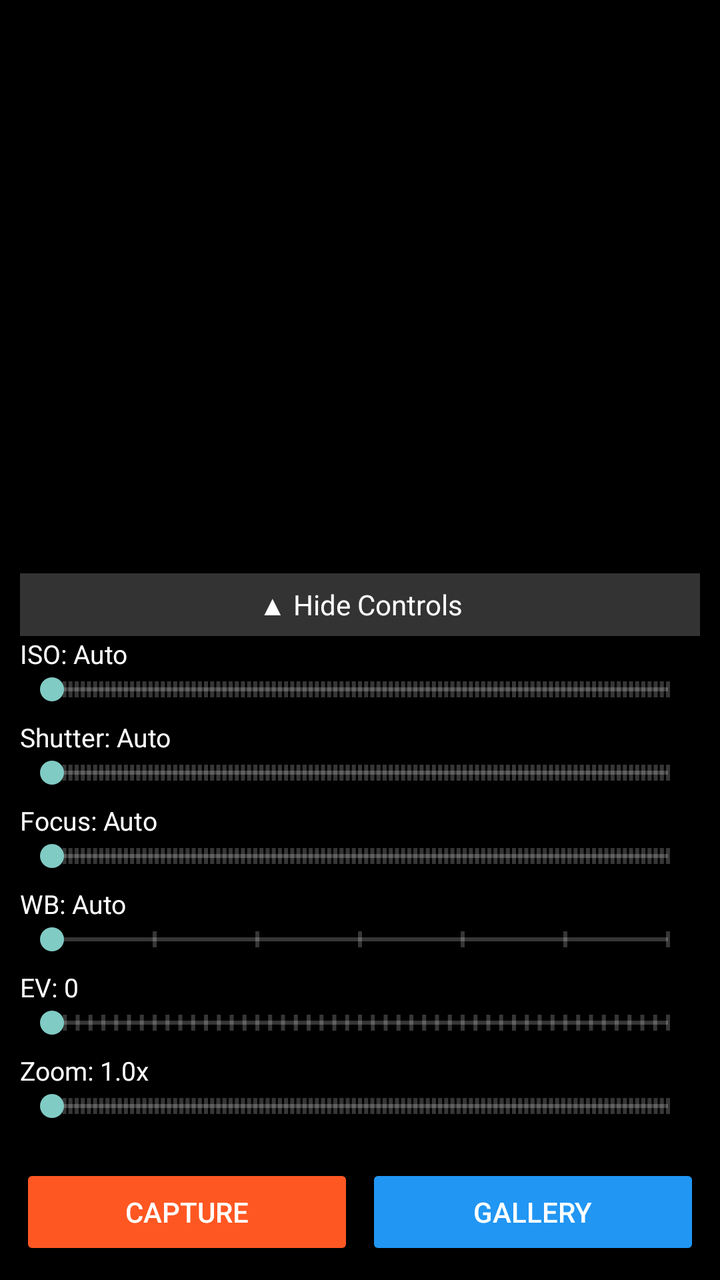
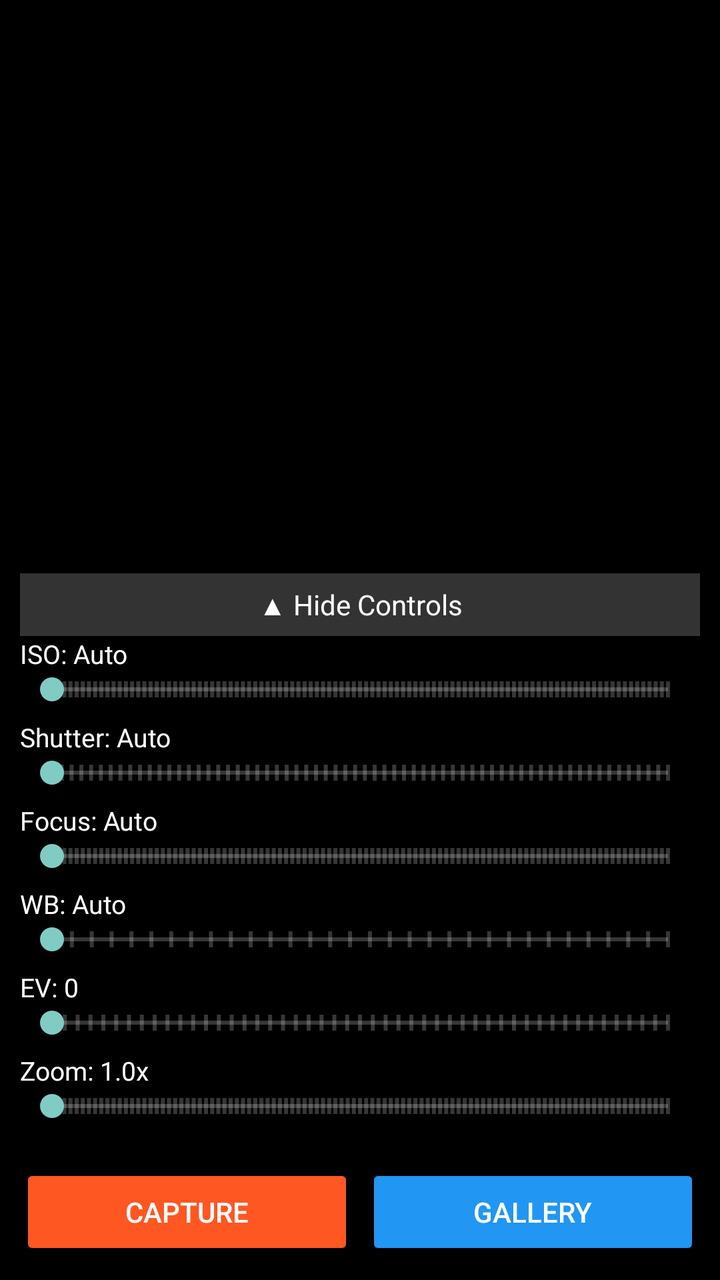

Before-and-after screenshots of an Android layout around one commit, followed by the original layout XML and the change that was made.
<!-- AndroidManifest.xml: activity theme Theme.AppCompat.NoActionBar -->
<!-- res/layout/activity_main.xml -->
<?xml version="1.0" encoding="utf-8"?>
<androidx.constraintlayout.widget.ConstraintLayout 
    xmlns:android="http://schemas.android.com/apk/res/android"
    xmlns:app="http://schemas.android.com/apk/res-auto"
    android:layout_width="match_parent"
    android:layout_height="match_parent"
    android:background="#000000">

    <TextureView
        android:id="@+id/textureView"
        android:layout_width="0dp"
        android:layout_height="0dp"
        app:layout_constraintTop_toTopOf="parent"
        app:layout_constraintBottom_toTopOf="@+id/bottomBar"
        app:layout_constraintStart_toStartOf="parent"
        app:layout_constraintEnd_toEndOf="parent" />

    <LinearLayout
        android:id="@+id/controlsLayout"
        android:layout_width="match_parent"
        android:layout_height="wrap_content"
        android:orientation="vertical"
        android:padding="10dp"
        android:background="#CC000000"
        app:layout_constraintBottom_toTopOf="@+id/bottomBar">

        <TextView
            android:id="@+id/toggleControls"
            android:layout_width="match_parent"
            android:layout_height="wrap_content"
            android:text="▲ Hide Controls"
            android:textColor="#FFFFFF"
            android:textSize="14sp"
            android:gravity="center"
            android:padding="6dp"
            android:background="#33FFFFFF" />

        <LinearLayout
            android:id="@+id/seekBarsContainer"
            android:layout_width="match_parent"
            android:layout_height="wrap_content"
            android:orientation="vertical">

            <TextView android:id="@+id/isoLabel" android:layout_width="wrap_content" android:layout_height="wrap_content" android:text="ISO: Auto" android:textColor="#FFFFFF" android:textSize="13sp" />
            <SeekBar android:id="@+id/isoSeekBar" android:layout_width="match_parent" android:layout_height="wrap_content" android:max="100" android:tickMark="@drawable/tick_mark" android:tickMarkTint="#88FFFFFF" />

            <TextView android:id="@+id/shutterLabel" android:layout_width="wrap_content" android:layout_height="wrap_content" android:text="Shutter: Auto" android:textColor="#FFFFFF" android:textSize="13sp" android:layout_marginTop="6dp" />
            <SeekBar android:id="@+id/shutterSeekBar" android:layout_width="match_parent" android:layout_height="wrap_content" android:max="100" android:tickMark="@drawable/tick_mark" android:tickMarkTint="#88FFFFFF" />

            <TextView android:id="@+id/focusLabel" android:layout_width="wrap_content" android:layout_height="wrap_content" android:text="Focus: Auto" android:textColor="#FFFFFF" android:textSize="13sp" android:layout_marginTop="6dp" />
            <SeekBar android:id="@+id/focusSeekBar" android:layout_width="match_parent" android:layout_height="wrap_content" android:max="100" android:tickMark="@drawable/tick_mark" android:tickMarkTint="#88FFFFFF" />

            <TextView android:id="@+id/wbLabel" android:layout_width="wrap_content" android:layout_height="wrap_content" android:text="WB: Auto" android:textColor="#FFFFFF" android:textSize="13sp" android:layout_marginTop="6dp" />
            <SeekBar android:id="@+id/wbSeekBar" android:layout_width="match_parent" android:layout_height="wrap_content" android:max="6" android:tickMark="@drawable/tick_mark" android:tickMarkTint="#88FFFFFF" />

            <TextView android:id="@+id/evLabel" android:layout_width="wrap_content" android:layout_height="wrap_content" android:text="EV: 0" android:textColor="#FFFFFF" android:textSize="13sp" android:layout_marginTop="6dp" />
            <SeekBar android:id="@+id/evSeekBar" android:layout_width="match_parent" android:layout_height="wrap_content" android:max="48" android:tickMark="@drawable/tick_mark" android:tickMarkTint="#88FFFFFF" />

            <TextView android:id="@+id/zoomLabel" android:layout_width="wrap_content" android:layout_height="wrap_content" android:text="Zoom: 1.0x" android:textColor="#FFFFFF" android:textSize="13sp" android:layout_marginTop="6dp" />
            <SeekBar android:id="@+id/zoomSeekBar" android:layout_width="match_parent" android:layout_height="wrap_content" android:max="100" android:tickMark="@drawable/tick_mark" android:tickMarkTint="#88FFFFFF" />

        </LinearLayout>
    </LinearLayout>

    <LinearLayout
        android:id="@+id/bottomBar"
        android:layout_width="match_parent"
        android:layout_height="wrap_content"
        android:orientation="horizontal"
        android:padding="10dp"
        android:background="#CC000000"
        app:layout_constraintBottom_toBottomOf="parent">

        <Button
            android:id="@+id/captureButton"
            android:layout_width="0dp"
            android:layout_height="wrap_content"
            android:layout_weight="1"
            android:text="CAPTURE"
            android:backgroundTint="#FF5722"
            android:textColor="#FFFFFF"
            android:layout_marginEnd="6dp" />

        <Button
            android:id="@+id/galleryButton"
            android:layout_width="0dp"
            android:layout_height="wrap_content"
            android:layout_weight="1"
            android:text="GALLERY"
            android:backgroundTint="#2196F3"
            android:textColor="#FFFFFF" />
    </LinearLayout>

</androidx.constraintlayout.widget.ConstraintLayout>
<!-- resources referenced by this layout -->
<resources>
  <!-- drawable tick_mark (drawable) -->
  <?xml version="1.0" encoding="utf-8"?>
  <shape xmlns:android="http://schemas.android.com/apk/res/android"
      android:shape="rectangle">
      <solid android:color="#66FFFFFF" />
      <size
          android:width="2dp"
          android:height="8dp" />
  </shape>
</resources>

<!-- the commit's change to res/layout/activity_main.xml (unified diff, before → after) -->
@@ -45,13 +45,13 @@
             <SeekBar android:id="@+id/isoSeekBar" android:layout_width="match_parent" android:layout_height="wrap_content" android:max="100" android:tickMark="@drawable/tick_mark" android:tickMarkTint="#88FFFFFF" />
 
             <TextView android:id="@+id/shutterLabel" android:layout_width="wrap_content" android:layout_height="wrap_content" android:text="Shutter: Auto" android:textColor="#FFFFFF" android:textSize="13sp" android:layout_marginTop="6dp" />
-            <SeekBar android:id="@+id/shutterSeekBar" android:layout_width="match_parent" android:layout_height="wrap_content" android:max="100" android:tickMark="@drawable/tick_mark" android:tickMarkTint="#88FFFFFF" />
+            <SeekBar android:id="@+id/shutterSeekBar" android:layout_width="match_parent" android:layout_height="wrap_content" android:max="63" android:tickMark="@drawable/tick_mark" android:tickMarkTint="#88FFFFFF" />
 
             <TextView android:id="@+id/focusLabel" android:layout_width="wrap_content" android:layout_height="wrap_content" android:text="Focus: Auto" android:textColor="#FFFFFF" android:textSize="13sp" android:layout_marginTop="6dp" />
             <SeekBar android:id="@+id/focusSeekBar" android:layout_width="match_parent" android:layout_height="wrap_content" android:max="100" android:tickMark="@drawable/tick_mark" android:tickMarkTint="#88FFFFFF" />
 
             <TextView android:id="@+id/wbLabel" android:layout_width="wrap_content" android:layout_height="wrap_content" android:text="WB: Auto" android:textColor="#FFFFFF" android:textSize="13sp" android:layout_marginTop="6dp" />
-            <SeekBar android:id="@+id/wbSeekBar" android:layout_width="match_parent" android:layout_height="wrap_content" android:max="6" android:tickMark="@drawable/tick_mark" android:tickMarkTint="#88FFFFFF" />
+            <SeekBar android:id="@+id/wbSeekBar" android:layout_width="match_parent" android:layout_height="wrap_content" android:max="31" android:tickMark="@drawable/tick_mark" android:tickMarkTint="#88FFFFFF" />
 
             <TextView android:id="@+id/evLabel" android:layout_width="wrap_content" android:layout_height="wrap_content" android:text="EV: 0" android:textColor="#FFFFFF" android:textSize="13sp" android:layout_marginTop="6dp" />
             <SeekBar android:id="@+id/evSeekBar" android:layout_width="match_parent" android:layout_height="wrap_content" android:max="48" android:tickMark="@drawable/tick_mark" android:tickMarkTint="#88FFFFFF" />
